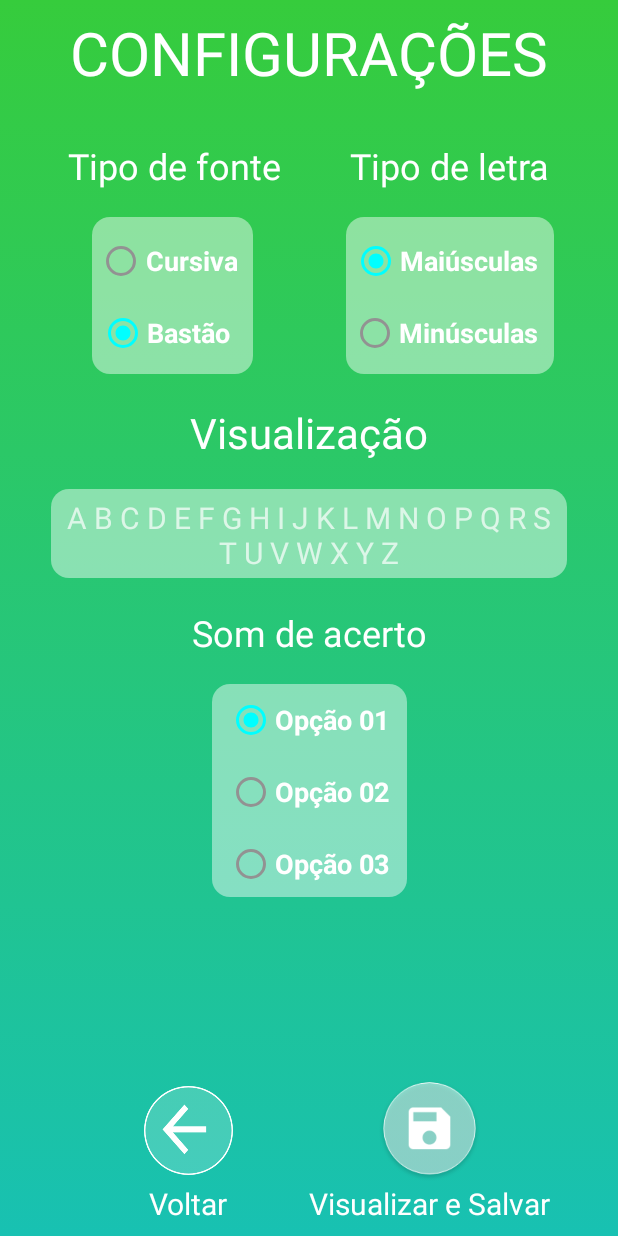
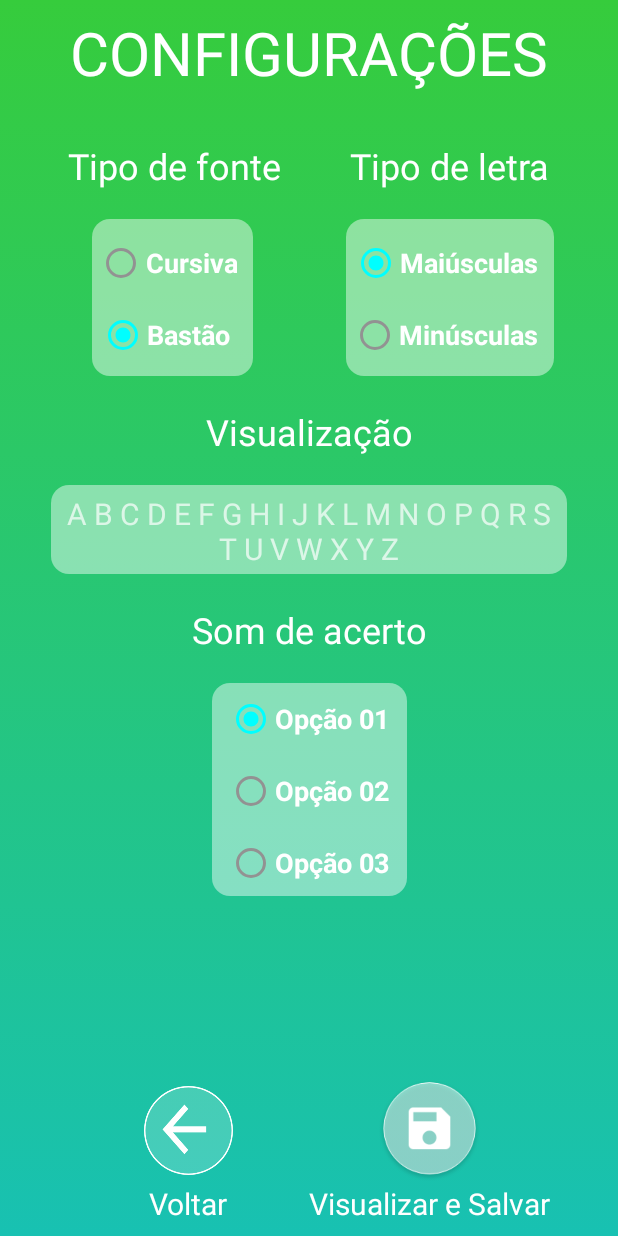
Before and after one commit to NapoleaoHerculano/Alfabeto-Android, an Android app: the ConfiguracoesActivity screen opened directly, with no data from a screen before it, on a phone screen of 412 x 824 dp. Run offline under Robolectric (Android 15) with nearby library versions, the phone set to English and light mode, and no system bars; Roboto replaces fonts that are not available here; 1 statement that could not run was skipped.

Commit message:
Adicionado nome da versão

```diff
--- a/app/build.gradle
+++ b/app/build.gradle
@@ -7,7 +7,7 @@ android {
         minSdkVersion 15
         targetSdkVersion 28
         versionCode 1
-        versionName "1.0"
+        versionName "0.3-Cocada"
         testInstrumentationRunner "androidx.test.runner.AndroidJUnitRunner"
         vectorDrawables.useSupportLibrary = true
     }
--- a/app/src/main/res/layout/activity_configuracoes.xml
+++ b/app/src/main/res/layout/activity_configuracoes.xml
@@ -191,7 +191,7 @@
         android:layout_height="wrap_content"
         android:text="@string/visualizacao"
         android:textColor="@color/white"
-        android:textSize="28sp"
+        android:textSize="24sp"
         app:fontFamily="@font/luckiest_guy"
         app:layout_constraintBottom_toTopOf="@+id/constraintLayout7"
         app:layout_constraintEnd_toEndOf="parent"
```
